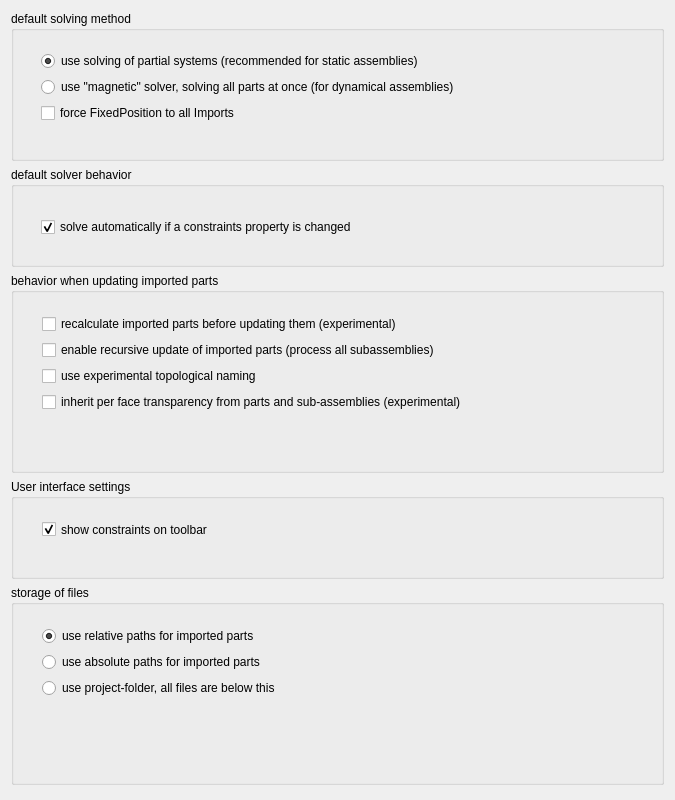
Old version of the form GuiA2p/Resources/ui/a2p_prefs.ui in the repository kbwbe/A2plus.
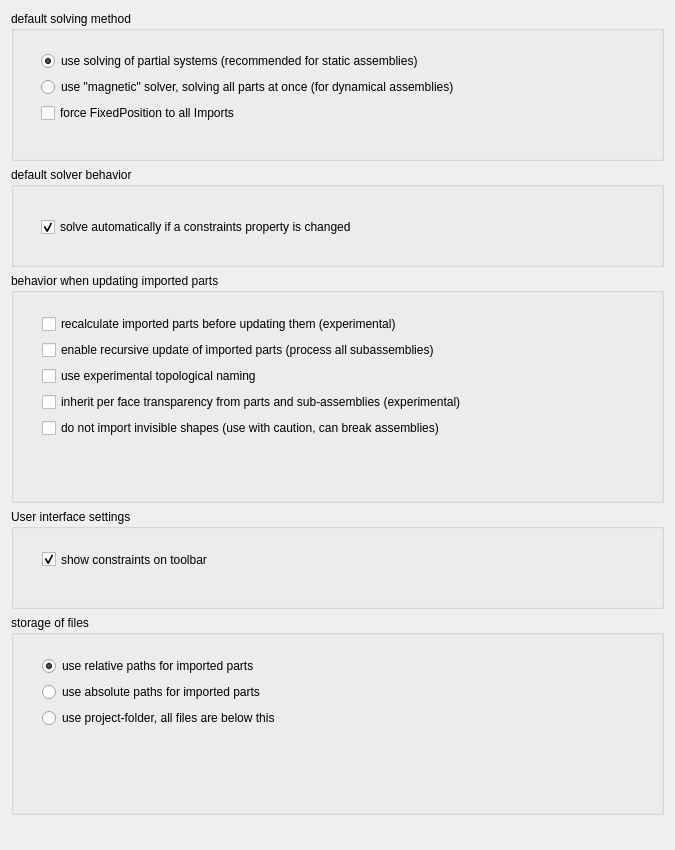
New version of the form. Custom widgets are drawn as their Qt base class.

Commit message: new preferences option: doNotImportInvisibleShapes

Patch:
```diff
--- a/GuiA2p/Resources/ui/a2p_prefs.ui
+++ b/GuiA2p/Resources/ui/a2p_prefs.ui
@@ -7,7 +7,7 @@
     <x>0</x>
     <y>0</y>
     <width>675</width>
-    <height>800</height>
+    <height>850</height>
    </rect>
   </property>
   <property name="windowTitle">
@@ -73,7 +73,7 @@
      <property name="minimumSize">
       <size>
        <width>0</width>
-       <height>200</height>
+       <height>230</height>
       </size>
      </property>
      <property name="title">
@@ -85,7 +85,7 @@
         <x>20</x>
         <y>30</y>
         <width>621</width>
-        <height>141</height>
+        <height>181</height>
        </rect>
       </property>
       <layout class="QVBoxLayout" name="verticalLayout_4">
@@ -141,6 +141,19 @@
          </property>
         </widget>
        </item>
+       <item>
+        <widget class="Gui::PrefCheckBox" name="checkBox_8">
+         <property name="text">
+          <string>do not import invisible shapes (use with caution, can break assemblies)</string>
+         </property>
+         <property name="prefEntry" stdset="0">
+          <cstring>doNotImportInvisibleShapes</cstring>
+         </property>
+         <property name="prefPath" stdset="0">
+          <cstring>Mod/A2plus</cstring>
+         </property>
+        </widget>
+       </item>
        <item>
         <spacer name="verticalSpacer_3">
          <property name="orientation">
```
The commit also changes 2 other files.
